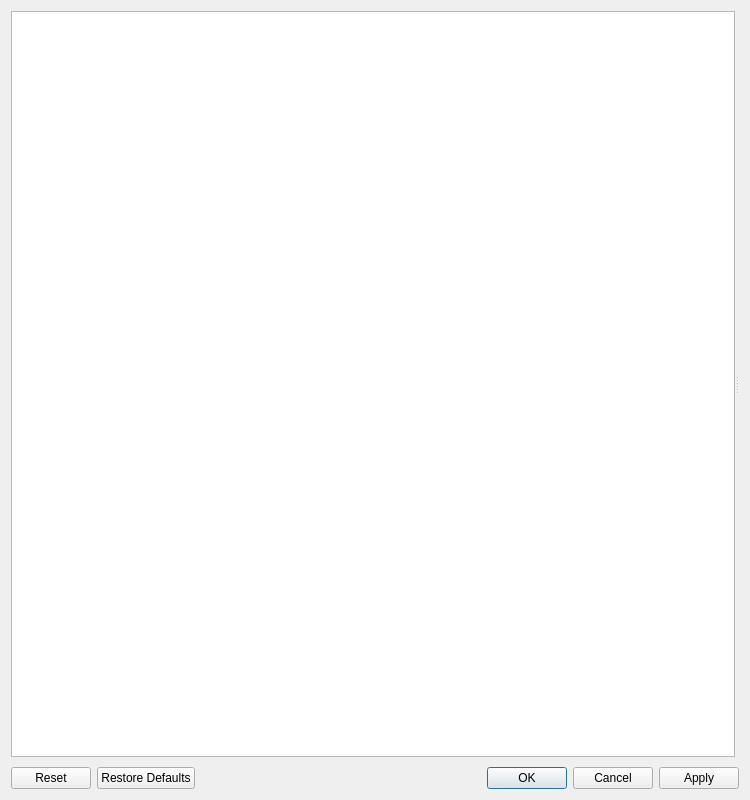
Old version of the form src/dialog/settingdialog.ui in the repository Wing-summer/WingHexExplorer2.
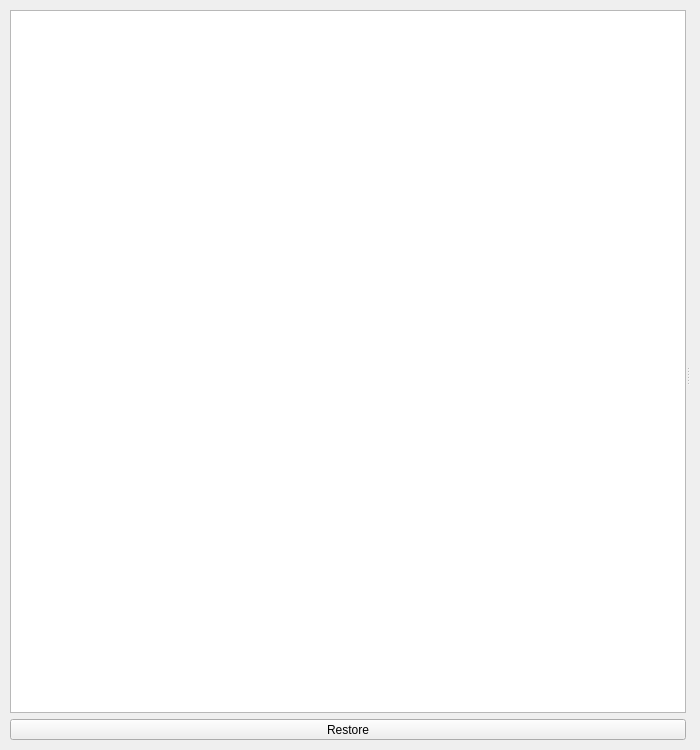
New version of the form. Icons and pictures are not drawn.

What changed in the file:
```diff
--- a/src/dialog/settingdialog.ui
+++ b/src/dialog/settingdialog.ui
@@ -6,8 +6,8 @@
    <rect>
     <x>0</x>
     <y>0</y>
-    <width>750</width>
-    <height>800</height>
+    <width>700</width>
+    <height>750</height>
    </rect>
   </property>
   <property name="minimumSize">
@@ -23,8 +23,17 @@
    <iconset>
     <normaloff>:/img/general.png</normaloff>:/img/general.png</iconset>
   </property>
-  <layout class="QVBoxLayout" name="verticalLayout">
-   <property name="spacing">
+  <layout class="QVBoxLayout" name="verticalLayout_2">
+   <property name="leftMargin">
+    <number>10</number>
+   </property>
+   <property name="topMargin">
+    <number>10</number>
+   </property>
+   <property name="rightMargin">
+    <number>10</number>
+   </property>
+   <property name="bottomMargin">
     <number>10</number>
    </property>
    <item>
@@ -32,9 +41,9 @@
      <property name="orientation">
       <enum>Qt::Horizontal</enum>
      </property>
-     <property name="childrenCollapsible">
-      <bool>false</bool>
-     </property>
+     <widget class="QWidget" name="layoutWidget">
+      <layout class="QVBoxLayout" name="verticalLayout">
+       <item>
      <widget class="QListWidget" name="listWidget">
       <property name="minimumSize">
        <size>
@@ -49,19 +58,34 @@
        <bool>false</bool>
       </property>
      </widget>
+       </item>
+       <item>
+        <widget class="QToolButton" name="btnRestore">
+         <property name="sizePolicy">
+          <sizepolicy hsizetype="Expanding" vsizetype="Fixed">
+           <horstretch>0</horstretch>
+           <verstretch>0</verstretch>
+          </sizepolicy>
+         </property>
+         <property name="text">
+          <string>Restore</string>
+         </property>
+         <property name="popupMode">
+          <enum>QToolButton::ToolButtonPopupMode::InstantPopup</enum>
+         </property>
+         <property name="toolButtonStyle">
+          <enum>Qt::ToolButtonStyle::ToolButtonTextOnly</enum>
+         </property>
+         <property name="arrowType">
+          <enum>Qt::ArrowType::DownArrow</enum>
+         </property>
+        </widget>
+       </item>
+      </layout>
+     </widget>
      <widget class="QStackedWidget" name="stackedWidget"/>
     </widget>
    </item>
-   <item>
-    <widget class="QDialogButtonBox" name="buttonBox">
-     <property name="orientation">
-      <enum>Qt::Horizontal</enum>
-     </property>
-     <property name="standardButtons">
-      <set>QDialogButtonBox::Apply|QDialogButtonBox::Cancel|QDialogButtonBox::Ok|QDialogButtonBox::Reset|QDialogButtonBox::RestoreDefaults</set>
-     </property>
-    </widget>
-   </item>
   </layout>
  </widget>
  <resources/>
```
Left out of the diff: 4 changed lines with no effect on the pictures. Lines whose indentation alone changed are shown as unchanged.
